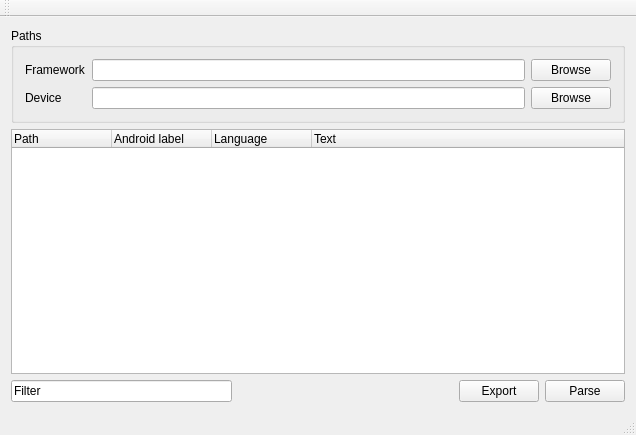
Qt form mainwindow.ui (jerl1/AndroidStrings) before a commit.
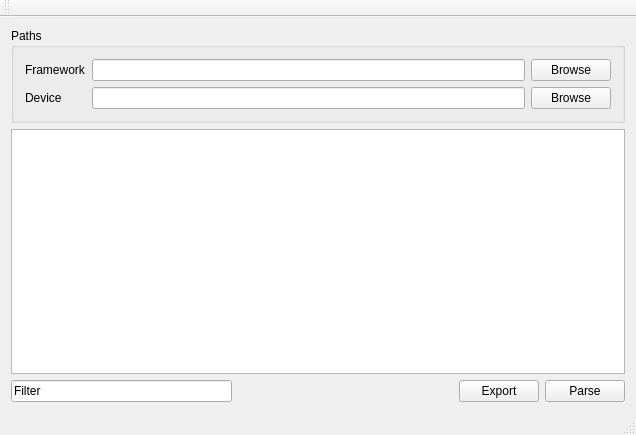
The same form after that commit.

Commit message: Update to Model View Concept

Patch:
```diff
--- a/mainwindow.ui
+++ b/mainwindow.ui
@@ -59,28 +59,7 @@
      </widget>
     </item>
     <item>
-     <widget class="QTreeWidget" name="treeWidget">
-      <column>
-       <property name="text">
-        <string>Path</string>
-       </property>
-      </column>
-      <column>
-       <property name="text">
-        <string>Android label</string>
-       </property>
-      </column>
-      <column>
-       <property name="text">
-        <string>Language</string>
-       </property>
-      </column>
-      <column>
-       <property name="text">
-        <string>Text</string>
-       </property>
-      </column>
-     </widget>
+     <widget class="QTreeView" name="treeView"/>
     </item>
     <item>
      <layout class="QHBoxLayout" name="horizontalLayout">
```
The commit also changes 9 other files.
